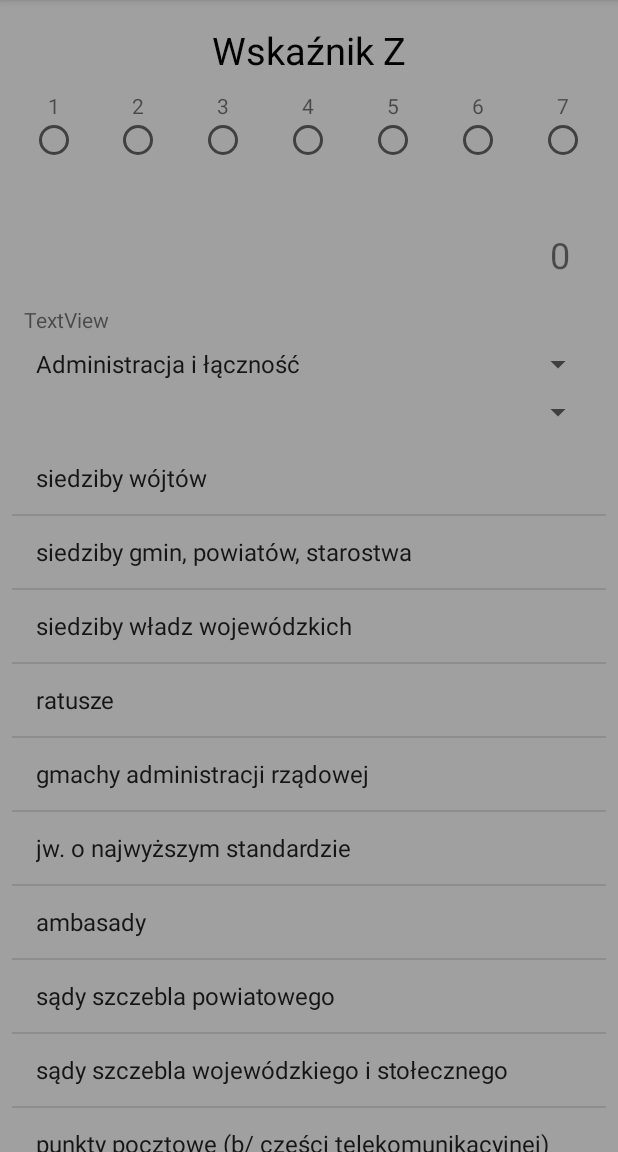
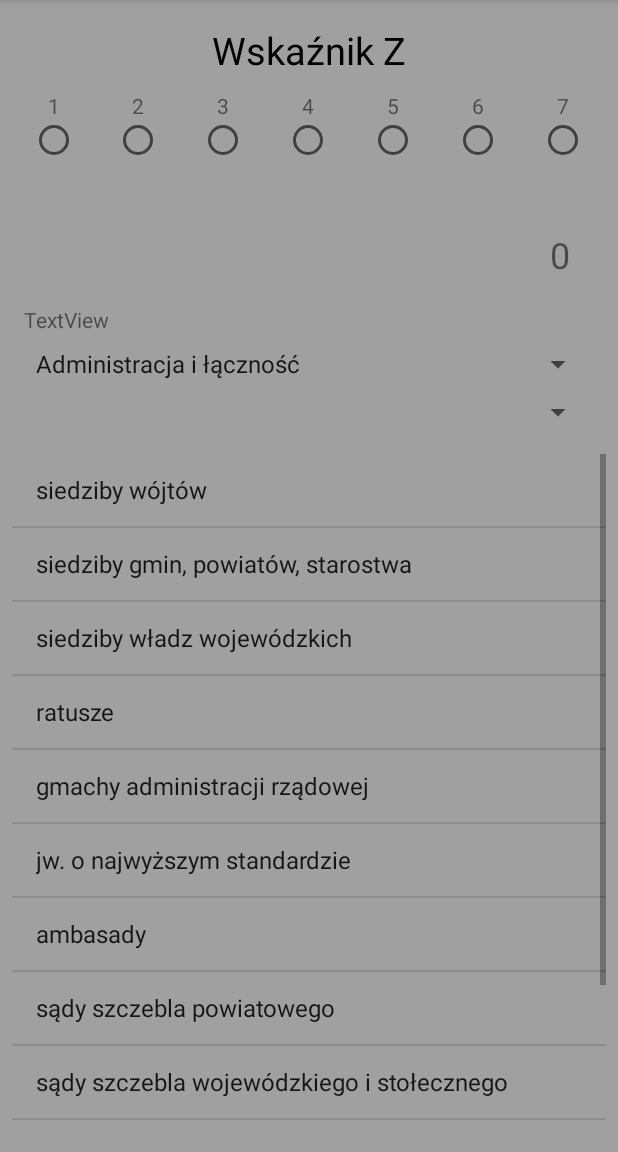
Before and after one commit to BertW007/ValuationofWork, an Android app: the IndicatorZActivity screen opened directly, with no data from a screen before it, on a phone screen of 412 x 824 dp, the part 84-1236 px from its top. Run offline under Robolectric (Android 15) with nearby library versions, the phone set to English and light mode, and no system bars.

Commit message:
Added ListView selected items, functionality

```diff
--- a/app/src/main/java/pl/rxstudio/valuationofwork/IndicatorZActivity.java
+++ b/app/src/main/java/pl/rxstudio/valuationofwork/IndicatorZActivity.java
@@ -1,5 +1,5 @@
 package pl.rxstudio.valuationofwork;
-
+//TODO: add to not selected objects on start (radioButtons)
 
 import android.content.res.ColorStateList;
 import android.support.v7.app.AppCompatActivity;
@@ -152,7 +152,8 @@ public class IndicatorZActivity extends AppCompatActivity {
             public void onItemClick(AdapterView<?> parent, View view, int position, long id) {
                 view.setSelected(true);
                 objectChoosed = position;
-                //indicatorListSelected = dbHelperSelected.getCategoryIndicators(listView.get.toString());
+                indicatorListSelected = dbHelperSelected.getCategoryIndicators(listView.getItemAtPosition(position).toString());
+
 
                 String category = getCategoryList()[0];
 
--- a/app/src/main/res/layout/activity_indicator_z.xml
+++ b/app/src/main/res/layout/activity_indicator_z.xml
@@ -44,6 +44,8 @@
         android:layout_marginStart="16dp"
         android:layout_marginTop="8dp"
         android:layout_marginEnd="16dp"
+        android:layout_marginBottom="8dp"
+        app:layout_constraintBottom_toTopOf="@+id/listView"
         app:layout_constraintEnd_toEndOf="parent"
         app:layout_constraintHorizontal_bias="1.0"
         app:layout_constraintStart_toStartOf="parent"
@@ -270,13 +272,19 @@
     <ListView
         android:id="@+id/listView"
         android:layout_width="0dp"
-        android:layout_height="wrap_content"
+        android:layout_height="0dp"
         android:layout_marginStart="8dp"
         android:layout_marginTop="8dp"
         android:layout_marginEnd="8dp"
+        android:layout_marginBottom="8dp"
+
+        app:layout_constraintBottom_toBottomOf="parent"
         app:layout_constraintEnd_toEndOf="parent"
         app:layout_constraintStart_toStartOf="parent"
-        app:layout_constraintTop_toBottomOf="@+id/spinnerObject" />
+        app:layout_constraintTop_toBottomOf="@+id/spinnerObject"
+        android:choiceMode="singleChoice"
+        android:listSelector="@color/pressed_color"
+        />
 
 
 </android.support.constraint.ConstraintLayout>
--- a/app/src/main/res/values/colors.xml
+++ b/app/src/main/res/values/colors.xml
@@ -5,4 +5,7 @@
     <color name="colorAccent">#D81B60</color>
     <color name="colorText">#000000</color>
     <color name="colorBackground">#A0A0A0</color>
+
+    <color name="pressed_color">#4d90fe</color>
+    <color name="default_color">#ffffff</color>
 </resources>
--- a/app/src/main/res/values/strings.xml
+++ b/app/src/main/res/values/strings.xml
@@ -2,4 +2,5 @@
     <string name="app_name">Valuation of Work</string>
     <string name="app_title">Valuation of Work</string>
     <string name="ski">Estimated Cost of Work</string>
+
 </resources>
```
